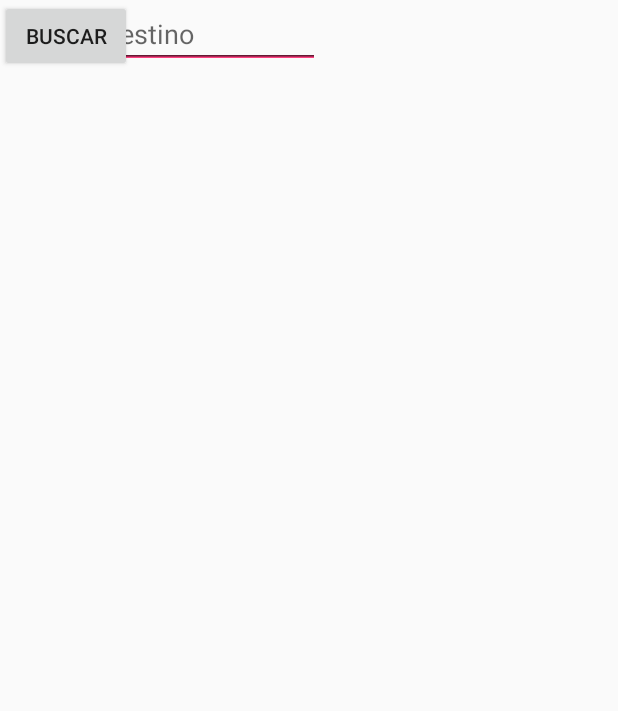
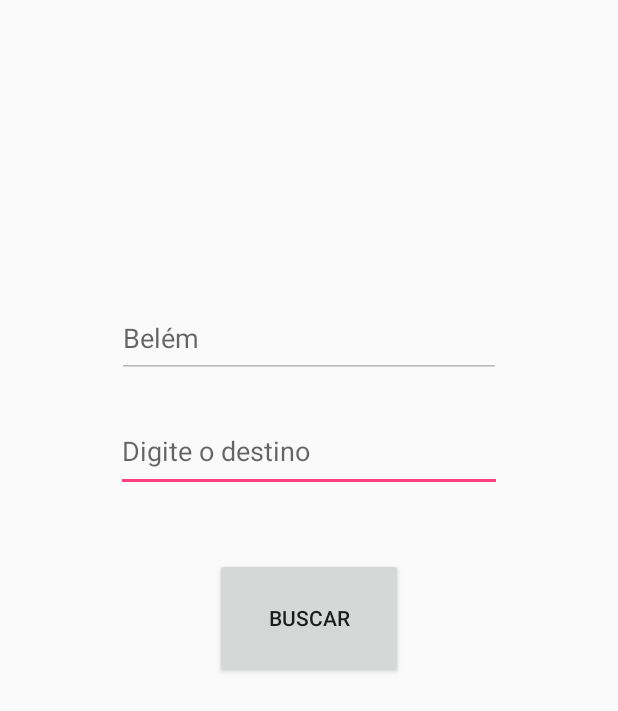
Before and after one commit to rmenezes83/Navegante, an Android app: the layout activity_main.xml on its own in the app's theme, with its tools: preview values and no code run, on a phone screen of 412 x 824 dp. Shown: the top 711 px of the screen. Run offline under Robolectric (Android 15) with nearby library versions, the phone set to English and light mode, and no system bars.

```diff
--- a/app/src/main/AndroidManifest.xml
+++ b/app/src/main/AndroidManifest.xml
@@ -9,14 +9,14 @@
         android:roundIcon="@mipmap/ic_launcher_round"
         android:supportsRtl="true"
         android:theme="@style/AppTheme">
-        <activity android:name=".MainActivity"></activity>
-        <activity android:name=".EmbarcActivity">
+        <activity android:name=".MainActivity">
             <intent-filter>
                 <action android:name="android.intent.action.MAIN" />
 
                 <category android:name="android.intent.category.LAUNCHER" />
             </intent-filter>
         </activity>
+        <activity android:name=".EmbarcActivity"></activity>
     </application>
 
 </manifest>
--- a/app/src/main/java/pa/senac/br/projetonavegante/EmbarcActivity.java
+++ b/app/src/main/java/pa/senac/br/projetonavegante/EmbarcActivity.java
@@ -3,15 +3,14 @@ package pa.senac.br.projetonavegante;
 import android.util.Log;
 import android.widget.ArrayAdapter;
 import android.widget.ListView;
+import java.util.ArrayList;
+import java.util.List;
 
 import com.google.firebase.database.DataSnapshot;
 import com.google.firebase.database.DatabaseError;
 import com.google.firebase.database.DatabaseReference;
 import com.google.firebase.database.FirebaseDatabase;
 import com.google.firebase.database.ValueEventListener;
-
-import java.util.ArrayList;
-import java.util.List;
 
 import android.support.v7.app.AppCompatActivity;
 import android.os.Bundle;
--- a/app/src/main/res/layout/activity_main.xml
+++ b/app/src/main/res/layout/activity_main.xml
@@ -8,31 +8,50 @@
 
     <EditText
         android:id="@+id/editOrigem"
-        android:layout_width="wrap_content"
-        android:layout_height="wrap_content"
+        android:layout_width="256dp"
+        android:layout_height="53dp"
+        android:layout_marginBottom="8dp"
+        android:layout_marginEnd="8dp"
+        android:layout_marginStart="8dp"
+        android:layout_marginTop="8dp"
         android:ems="10"
+        android:enabled="false"
         android:hint="Belém"
         android:inputType="textPersonName"
         android:textColor="@android:color/background_dark"
-        tools:layout_editor_absoluteX="70dp"
-        tools:layout_editor_absoluteY="115dp" />
+        app:layout_constraintBottom_toTopOf="@+id/editDestino"
+        app:layout_constraintEnd_toEndOf="parent"
+        app:layout_constraintStart_toStartOf="parent"
+        app:layout_constraintTop_toTopOf="parent"
+        app:layout_constraintVertical_bias="0.932" />
 
     <EditText
         android:id="@+id/editDestino"
-        android:layout_width="wrap_content"
-        android:layout_height="wrap_content"
+        android:layout_width="257dp"
+        android:layout_height="54dp"
+        android:layout_marginBottom="44dp"
+        android:layout_marginEnd="8dp"
+        android:layout_marginStart="8dp"
         android:ems="10"
         android:hint="Digite o destino"
         android:inputType="textPersonName"
-        tools:layout_editor_absoluteX="70dp"
-        tools:layout_editor_absoluteY="199dp" />
+        app:layout_constraintBottom_toTopOf="@+id/button2"
+        app:layout_constraintEnd_toEndOf="parent"
+        app:layout_constraintHorizontal_bias="0.501"
+        app:layout_constraintStart_toStartOf="parent" />
 
     <Button
         android:id="@+id/button2"
-        android:layout_width="wrap_content"
-        android:layout_height="wrap_content"
+        android:layout_width="125dp"
+        android:layout_height="80dp"
+        android:layout_marginBottom="8dp"
+        android:layout_marginEnd="8dp"
+        android:layout_marginStart="8dp"
+        android:layout_marginTop="8dp"
         android:onClick="buscarDestino"
         android:text="Buscar"
-        tools:layout_editor_absoluteX="148dp"
-        tools:layout_editor_absoluteY="285dp" />
+        app:layout_constraintBottom_toBottomOf="parent"
+        app:layout_constraintEnd_toEndOf="parent"
+        app:layout_constraintStart_toStartOf="parent"
+        app:layout_constraintTop_toTopOf="parent" />
 </android.support.constraint.ConstraintLayout>
```
Also changed, not shown: app/src/main/java/pa/senac/br/projetonavegante/MainActivity.java (+6 -2 lines), app/src/main/java/pa/senac/br/projetonavegante/Modelo/Embarcacao.java (+1 -7 lines), app/src/main/java/pa/senac/br/projetonavegante/Modelo/Porto.java (+4 -4 lines).
